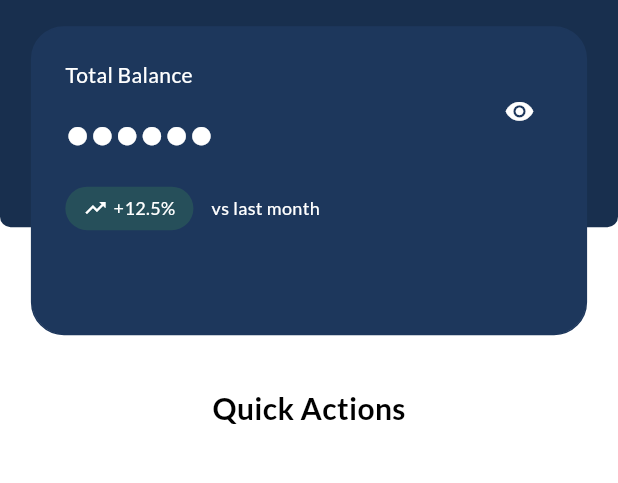
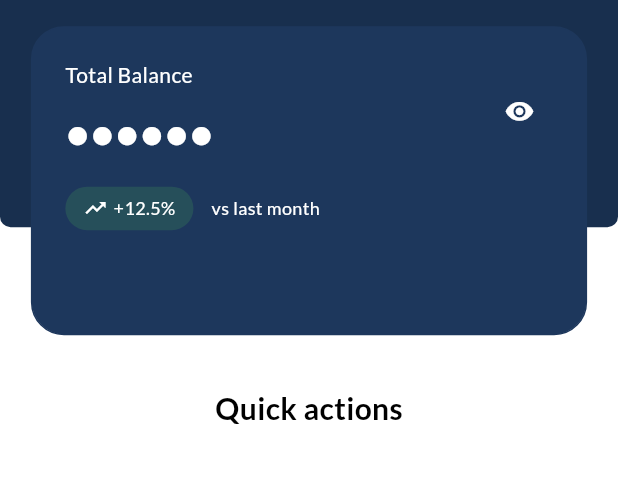
Before and after one commit to PHENOMEnON-777/lightpay, a Flutter app: the HomeScreen screen opened directly, on a phone screen of 412 x 824 dp, the part 156-639 px from its top. Run offline on Flutter 3.47's test engine with Material 3 defaults, Android fonts, the phone set to English and light mode, and no system bars; our stand-ins replace bloc, dio, equatable, flutter_bloc, flutter_secure_storage, freezed_annotation and 3 more; missing offline and left inert: app_settings, mobile_scanner, nfc_manager; accounts and stored records are empty.

Commit message:
initial commit for gitlab

```diff
--- a/lib/presentation/screens/homescreen.dart
+++ b/lib/presentation/screens/homescreen.dart
@@ -326,10 +326,10 @@ class _HomeScreenState extends State<HomeScreen> with TickerProviderStateMixin {
                       children: [
                          FadeTransition(
                     opacity: _fadeAnimation,
-                    child: const Text(
-                      'Quick Actions',
+                    child: Text(
+                      'Quick actions',
                       style: TextStyle(
-                        color: Colors.black,
+                        color: Theme.of(context).colorScheme.onSecondary,
                         fontSize: 20,
                         fontWeight: FontWeight.bold,
                       ),
--- a/pubspec.yaml
+++ b/pubspec.yaml
@@ -46,6 +46,7 @@ dependencies:
   permission_handler: ^12.0.1
   android_intent_plus: ^5.1.0
   intl_phone_field: ^3.2.0
+  app_settings: ^6.1.1
 
   # The following adds the Cupertino Icons font to your application.
   # Use with the CupertinoIcons class for iOS style icons.
```
Also changed, not shown: lib/presentation/screens/qrcodepaymentscreen.dart (+4 -12 lines), lib/presentation/widgets/selectpaymentmethod.dart (+8 -1 lines), pubspec.lock, 1 other file.
